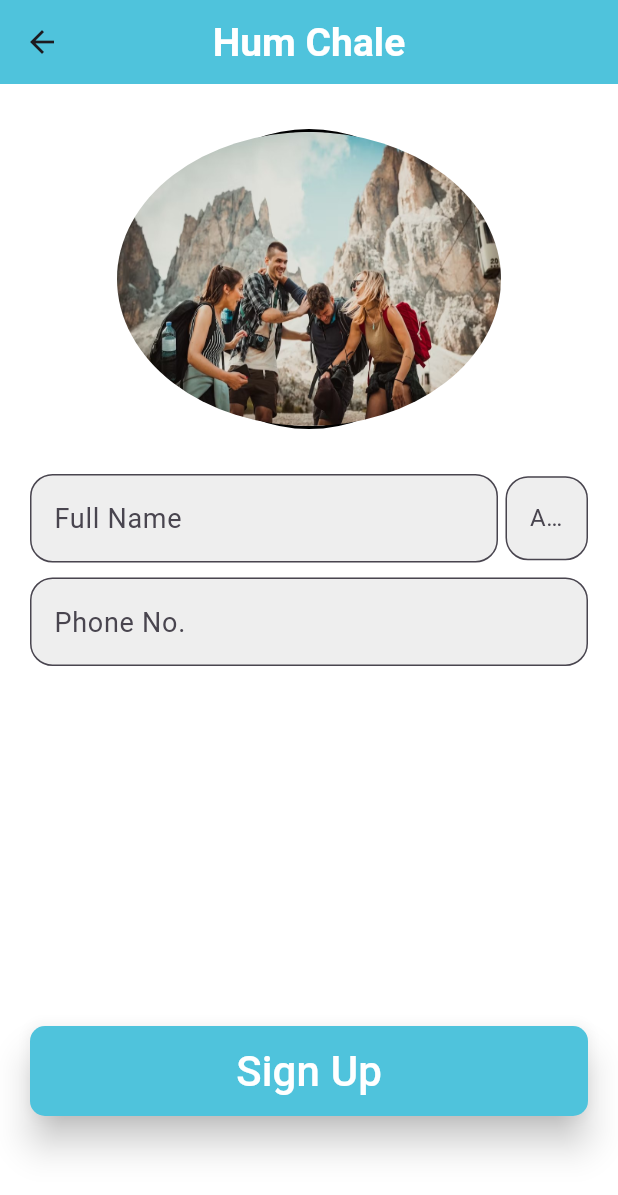
After one commit to AnujLo1c/hum_chale, a Flutter app: the SignUpG screen opened by its route, on a phone screen of 412 x 824 dp. The commit adds this screen. Shown: the top 1195 px of the screen. Run offline on Flutter 3.47's test engine with Material 3 defaults, Android fonts, the phone set to English and light mode, and no system bars; our stand-ins replace email_validator, firebase_auth, firebase_core, flutter_slidable, gap, google_sign_in and 4 more; accounts and stored records are empty; generated files the repository leaves out were written again; network calls fail.

```diff
--- a/lib/main.dart
+++ b/lib/main.dart
@@ -5,6 +5,7 @@ import 'package:hum_chale/firebase/firebase_options.dart';
 import 'package:hum_chale/models/TravelRoute.dart';
 import 'package:hum_chale/screens/InitialLoginScreens/login_page.dart';
 import 'package:hum_chale/screens/InitialLoginScreens/sign_up.dart';
+import 'package:hum_chale/screens/InitialLoginScreens/sign_up_google.dart';
 import 'package:hum_chale/screens/InitialLoginScreens/splash_screen.dart';
 import 'package:hum_chale/screens/InitialLoginScreens/start_page.dart';
 import 'package:hum_chale/screens/trip_booking/explore.dart';
@@ -43,6 +44,7 @@ class MyApp extends StatelessWidget {
         StartPage.routeName: (context) => const StartPage(),
         LoginPage.routeName: (context) => const LoginPage(),
         SignUp.routeName: (context) => const SignUp(),
+        SignUpG.routeName: (context) => const SignUpG(),
         Explore.routeName: (context) => const Explore(),
         CustomBottomNav.routeName: (context) => const CustomBottomNav(),
         TripItinerary.routeName:(context)=>const TripItinerary(),
--- a/lib/screens/InitialLoginScreens/sign_up.dart
+++ b/lib/screens/InitialLoginScreens/sign_up.dart
@@ -126,7 +126,7 @@ class _SignUpState extends State<SignUp> {
           else{
             ScaffoldMessenger.of(context).showSnackBar(const SnackBar(
                 content: Text(
-                  "Email and Password field must be filled.",
+                  "Please fill in both the email and password fields correctly",
                   style: TextStyle(fontSize: 20.0),
                 )
             ));
--- /dev/null
+++ b/lib/screens/InitialLoginScreens/sign_up_google.dart
@@ -0,0 +1,137 @@
+import 'package:email_validator/email_validator.dart';
+import 'package:firebase_auth/firebase_auth.dart';
+import 'package:flutter/material.dart';
+import 'package:gap/gap.dart';
+import 'package:hum_chale/authentication/email_pass_login.dart';
+import 'package:hum_chale/screens/trip_booking/explore.dart';
+import 'package:hum_chale/ui/CustomColors.dart';
+import 'package:hum_chale/ui/app_style.dart';
+import 'package:hum_chale/widget/custom_text_field.dart';
+
+class SignUpG extends StatefulWidget {
+  static var routeName = "/sign-up-G";
+  const SignUpG({super.key});
+
+  @override
+  State<SignUpG> createState() => _SignUpGState();
+}
+
+class _SignUpGState extends State<SignUpG> {
+  //Controllers
+  TextEditingController TECfullName = TextEditingController();
+  TextEditingController TECage = TextEditingController();
+  TextEditingController TECphoneNo = TextEditingController();
+
+  //hintText
+  final String HTfullName = "Full Name";
+  final String HTage = "Age";
+  final String HTphoneNo = "Phone No.";
+
+  //width
+  late double width;
+  @override
+  Widget build(BuildContext context) {
+    width = MediaQuery.of(context).size.width;
+
+    return PopScope(
+      canPop: true,
+      onPopInvoked: (onPop){
+        FirebaseAuth.instance.currentUser?.delete();
+      },
+      child: SafeArea(
+            child: Scaffold(
+
+              resizeToAvoidBottomInset: true,
+                backgroundColor: Colors.white,
+                appBar: AppBar(
+                  backgroundColor: const Color(0xFF4FC3DC),
+                  title: const Text("Hum Chale"),
+                  centerTitle: true,
+                  titleTextStyle: AppStyles.titleStyle,
+                ),
+                body: SingleChildScrollView(
+                  padding: EdgeInsets.symmetric(horizontal: 20),
+                  // color: const Color(0xFF4FC3DC),
+                  child: Column(
+                    children: [
+                      const Gap(30),
+                      Center(
+                        child: Container(
+                          height: 200,
+                          width: 260,
+                          decoration: BoxDecoration(
+                            shape: BoxShape.circle,
+                            border: Border.all(color: Colors.black, width: 2),
+                          ),
+                          child: ClipOval(
+                            child: FittedBox(
+                              fit: BoxFit.fill,
+                              child:
+                                  Image.asset("assets/images/sign-up-screen.jpg"),
+                            ),
+                          ),
+                        ),
+                      ),
+                      const Gap(30),
+                      Row(
+                        mainAxisAlignment: MainAxisAlignment.center,
+                        children: [
+                          CustomTextField(
+                              textEditingController: TECfullName,
+                              hintText: HTfullName,
+                              w: width - 20 - 60-20),
+                          const Gap(5),
+                          CustomTextField(
+                              textEditingController: TECage,
+                              hintText: HTage,
+                              w: 55),
+                        ],
+                      ),
+                      const Gap(10),
+                      CustomTextField(
+                          textEditingController: TECphoneNo,
+                          hintText: HTphoneNo,
+                          w: width - 20),
+                      // const Gap(10),
+                      // CustomTextField(
+                      //   textEditingController: TECemailAddress,
+                      //   hintText: HTemailAddress,
+                      //   w: width - 20,
+                      // ),
+                      // const Gap(10),
+                      // CustomTextField(
+                      //   textEditingController: TECpassword,
+                      //   hintText: HTpassword,
+                      //   w: width - 20,
+                      // ),
+                      const Gap(240),
+                      SignUpGButton()
+                    ],
+                  ),
+                )),
+      ),
+    );
+  }
+
+  Widget SignUpGButton() {
+    return SizedBox(
+      height: 60,
+      width: width - 30,
+      child: ElevatedButton(
+        // onPressed: ()=>Navigator.pushNamed(context, Explore.routeName),
+        onPressed: (){
+          //null check inclusion pending
+          Navigator.pushReplacementNamed(context, Explore.routeName);
+          },
+        style: ElevatedButton.styleFrom(
+            backgroundColor: CustomColors.primaryColor,
+            elevation: 10,
+            shape: const RoundedRectangleBorder(
+              borderRadius: BorderRadius.all(
+                  Radius.circular(10)),
+            )),
+        child: const Text("Sign Up",style: TextStyle(color: Colors.white,fontSize: 28),),
+      ),
+    );
+  }
+}
--- a/lib/screens/InitialLoginScreens/start_page.dart
+++ b/lib/screens/InitialLoginScreens/start_page.dart
@@ -1,5 +1,6 @@
 
 import 'package:flutter/material.dart';
+import 'package:hum_chale/authentication/Shared_pref.dart';
 import 'package:hum_chale/screens/InitialLoginScreens/login_page.dart';
 class StartPage extends StatelessWidget {
   static String routeName="/start-page";
@@ -82,6 +83,7 @@ class StartPage extends StatelessWidget {
 
           style: ButtonStyle(backgroundColor: bg,side: border),
           onPressed: () {
+            SharedPref().isLoggedinSP(context);
          Navigator.pushNamed(context,LoginPage.routeName);
         },
           child: const Row(
--- a/pubspec.yaml
+++ b/pubspec.yaml
@@ -47,6 +47,7 @@ dependencies:
   google_sign_in: ^6.2.1
   firebase_auth: ^4.19.1
   email_validator: ^2.1.17
+  shared_preferences: ^2.2.3
 
 dev_dependencies:
   flutter_test:
```
Also changed, not shown: lib/authentication/GoogleLogin.dart (+6 -6 lines), lib/authentication/Shared_pref.dart (added, +28 -0 lines), lib/authentication/email_pass_login.dart (+22 -17 lines), lib/screens/InitialLoginScreens/login_page.dart (+4 -45 lines), lib/screens/profile/profile_home.dart (+17 -17 lines), pubspec.lock.
